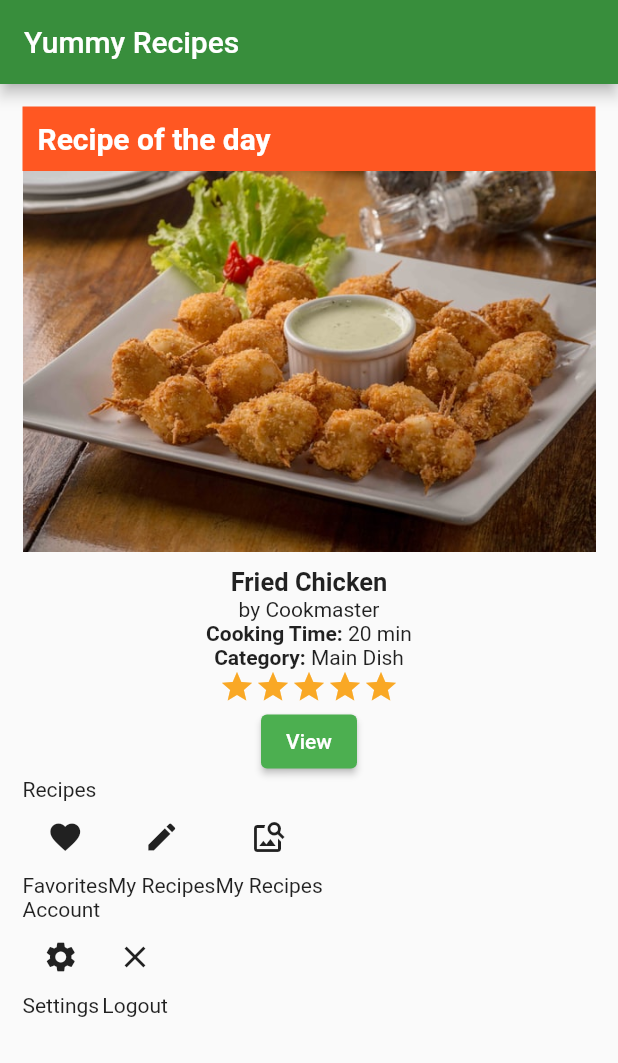
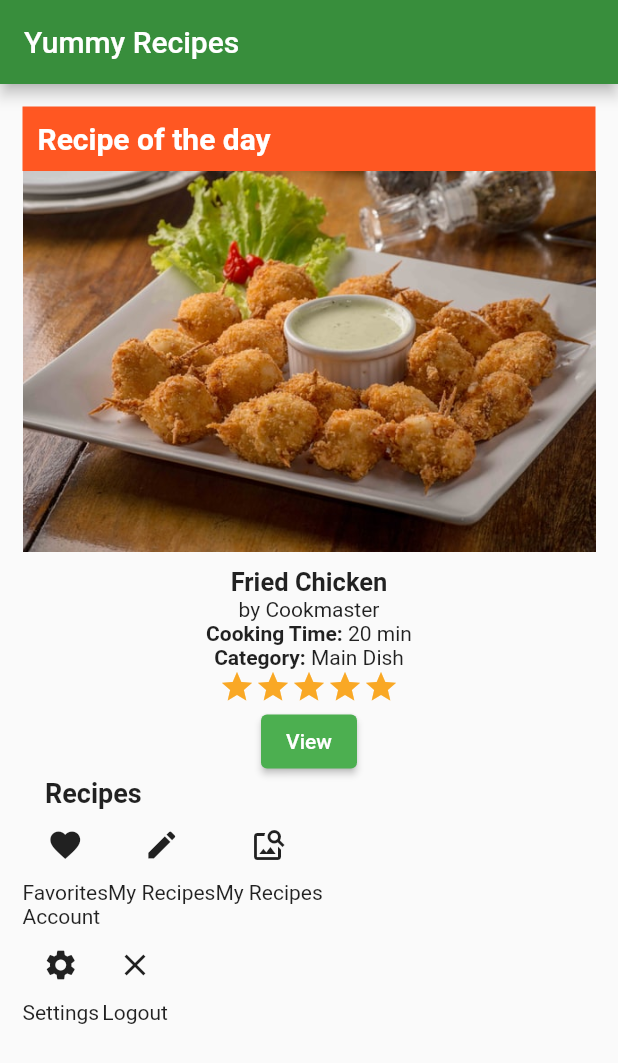
Before and after one commit to djaldave/flutter_widgets-Remake, a Flutter app: the screen it shows after launch, on a phone screen of 412 x 824 dp. Shown: the top 1063 px of the screen. Run offline on Flutter 3.47's test engine with Material 2 defaults, Android fonts, the phone set to English and light mode, and no system bars.

Commit message:
recipes text adjust

```diff
--- a/lib/homepage.dart
+++ b/lib/homepage.dart
@@ -34,7 +34,16 @@ class HomePage extends StatelessWidget {
               child: Image.asset('assets/images/friedchicken.jpg'),
             ),
             RecipeDescription(),
-            Text("Recipes"),
+            Padding(
+              padding: EdgeInsets.only(left: 15),
+              child: Text(
+                "Recipes",
+                style: TextStyle(
+                  fontWeight: FontWeight.bold,
+                  fontSize: 18,
+                ),
+              ),
+            ),
             RecipeMenu(),
             Text("Account"),
             AccountMenu(),
```
